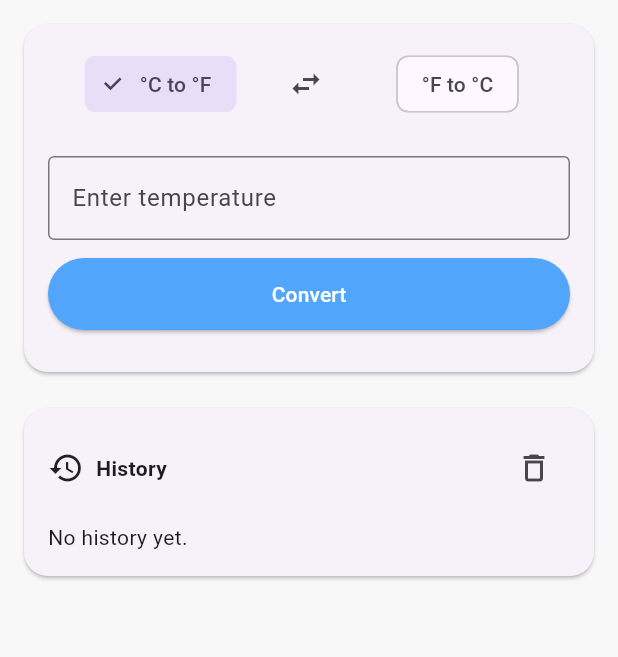
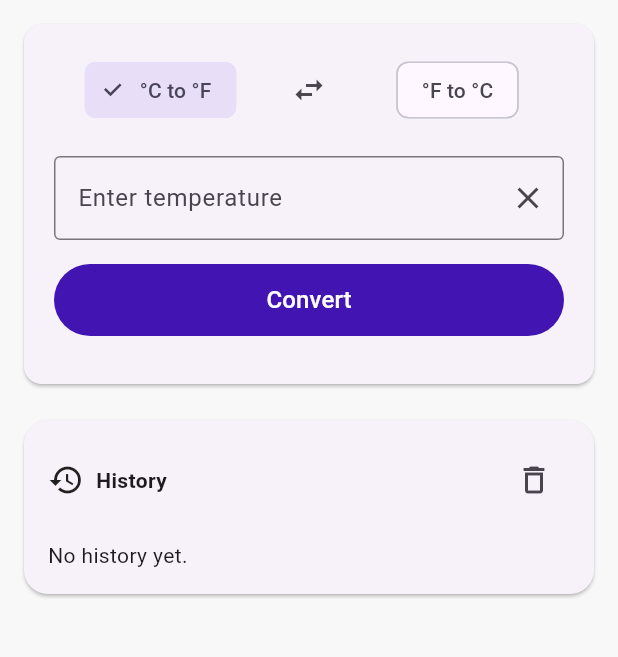
Before and after one commit to mgustavy/temperature_converter, a Flutter app: the screen it shows after launch, on a phone screen of 412 x 824 dp, the part 84-741 px from its top. Run offline on Flutter 3.47's test engine with Material 3 defaults, Android fonts, the phone set to English and light mode, and no system bars.

Commit message:
styled the result box

```diff
--- a/lib/main.dart
+++ b/lib/main.dart
@@ -55,15 +55,19 @@ class _TemperatureConverterScreenState extends State<TemperatureConverterScreen>
 
   Widget _buildConversionCard() {
     return Card(
-      shape: RoundedRectangleBorder(borderRadius: BorderRadius.circular(16)),
+      shape: RoundedRectangleBorder(borderRadius: BorderRadius.circular(12)),
       margin: const EdgeInsets.all(16),
       child: Padding(
-        padding: const EdgeInsets.all(16.0),
+        padding: const EdgeInsets.all(20.0),
         child: Column(
           children: [
-            Row(
+            IntrinsicHeight(
+              child: Row(
+                crossAxisAlignment: CrossAxisAlignment.stretch,
                 children: [
                   Expanded(
+                    child: Container(
+                      margin: const EdgeInsets.only(right: 4),
                       child: ChoiceChip(
                         label: const Text('°C to °F'),
                         selected: isCelsiusToFahrenheit,
@@ -74,9 +78,8 @@ class _TemperatureConverterScreenState extends State<TemperatureConverterScreen>
                         },
                       ),
                     ),
-                const SizedBox(width: 2),
-                SizedBox(
-                  width: 40,
+                  ),
+                  Center(
                     child: IconButton(
                       icon: const Icon(Icons.swap_horiz),
                       onPressed: () {
@@ -86,8 +89,9 @@ class _TemperatureConverterScreenState extends State<TemperatureConverterScreen>
                       },
                     ),
                   ),
-                const SizedBox(width: 6),
                   Expanded(
+                    child: Container(
+                      margin: const EdgeInsets.only(left: 4),
                       child: ChoiceChip(
                         label: const Text('°F to °C'),
                         selected: !isCelsiusToFahrenheit,
@@ -98,34 +102,67 @@ class _TemperatureConverterScreenState extends State<TemperatureConverterScreen>
                         },
                       ),
                     ),
+                  ),
                 ],
               ),
-            const SizedBox(height: 24),
+            ),
+            const SizedBox(height: 20),
             TextField(
               controller: _controller,
               keyboardType: TextInputType.number,
-              decoration: const InputDecoration(
+              decoration: InputDecoration(
                 labelText: 'Enter temperature',
-                border: OutlineInputBorder(),
+                border: const OutlineInputBorder(),
+                suffixIcon: IconButton(
+                  icon: const Icon(Icons.clear),
+                  onPressed: () {
+                    _controller.clear();
+                  },
                 ),
               ),
-            const SizedBox(height: 12),
+            ),
+            const SizedBox(height: 16),
             ElevatedButton(
               onPressed: _convertTemperature,
               style: ElevatedButton.styleFrom(
-                backgroundColor: const Color(0xFF51A5FA),
+                backgroundColor: const Color.fromARGB(255, 66, 21, 179),
                 minimumSize: const Size(double.infinity, 48),
+                elevation: 0,
               ),
               child: const Text(
                 'Convert',
-                style: TextStyle(color: Colors.white),
+                style: TextStyle(color: Colors.white, fontSize: 16),
               ),
             ),
             const SizedBox(height: 12),
             if (_result != null)
+  Container(
+    width: double.infinity,
+    padding: const EdgeInsets.symmetric(horizontal: 16, vertical: 16),
+    decoration: BoxDecoration(
+      color: Colors.white,
+      borderRadius: BorderRadius.circular(16),
+    ),
+    child: Column(
+      crossAxisAlignment: CrossAxisAlignment.start,
+      children: [
+        const Text(
+          'Result',
+          style: TextStyle(
+            fontSize: 14,
+            color: Colors.grey,
+          ),
+        ),
+        const SizedBox(height: 4),
         Text(
-                'Result: ${_result!.toStringAsFixed(2)} ${isCelsiusToFahrenheit ? '℉' : '℃'}',
-                style: const TextStyle(fontSize: 20),
+          '${_result!.toStringAsFixed(2)} ${isCelsiusToFahrenheit ? '℉' : '℃'}',
+          style: const TextStyle(
+            fontSize: 28,
+            fontWeight: FontWeight.bold,
+          ),
+        ),
+      ],
+    ),
   ),
           ],
         ),
@@ -146,7 +183,7 @@ class _TemperatureConverterScreenState extends State<TemperatureConverterScreen>
               children: [
                 const Icon(Icons.history),
                 const SizedBox(width: 8),
-                const Text('History', style: TextStyle(fontWeight: FontWeight.bold)),
+                const Text('History', style: TextStyle(fontWeight: FontWeight.w600)),
                 const Spacer(),
                 IconButton(
                   icon: const Icon(Icons.delete_outline),
@@ -159,7 +196,7 @@ class _TemperatureConverterScreenState extends State<TemperatureConverterScreen>
                 ),
               ],
             ),
-            const SizedBox(height: 12),
+            const SizedBox(height: 16),
             if (_history.isEmpty)
               const Text('No history yet.')
             else
```
Lines whose indentation alone changed are shown as unchanged.
